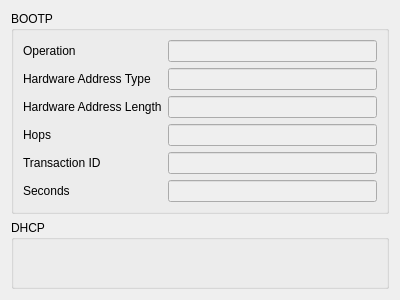
Before: the Qt Designer form form_dhcp_structure.ui in justinmcbride/qt_dhcp_server, drawn with Qt 5.
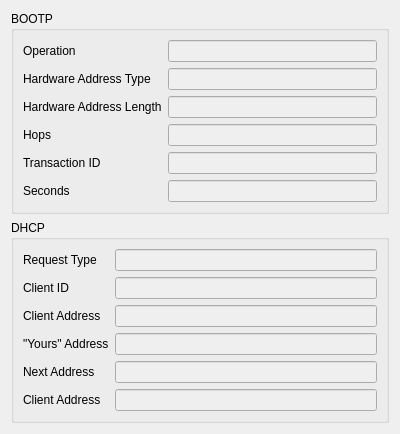
After: the same form once the commit is applied.

Commit message: more work on displaying dialogs with dhcp info

```diff
--- a/form_dhcp_structure.ui
+++ b/form_dhcp_structure.ui
@@ -130,6 +130,114 @@
      <property name="title">
       <string>DHCP</string>
      </property>
+     <layout class="QVBoxLayout" name="verticalLayout_2">
+      <item>
+       <layout class="QFormLayout" name="fl_dhcp">
+        <item row="0" column="0">
+         <widget class="QLabel" name="label_request_type">
+          <property name="text">
+           <string>Request Type</string>
+          </property>
+         </widget>
+        </item>
+        <item row="0" column="1">
+         <widget class="QLineEdit" name="le_request_type">
+          <property name="enabled">
+           <bool>false</bool>
+          </property>
+          <property name="readOnly">
+           <bool>false</bool>
+          </property>
+         </widget>
+        </item>
+        <item row="1" column="0">
+         <widget class="QLabel" name="label_client_id">
+          <property name="text">
+           <string>Client ID</string>
+          </property>
+         </widget>
+        </item>
+        <item row="1" column="1">
+         <widget class="QLineEdit" name="le_client_id">
+          <property name="enabled">
+           <bool>false</bool>
+          </property>
+          <property name="readOnly">
+           <bool>false</bool>
+          </property>
+         </widget>
+        </item>
+        <item row="2" column="0">
+         <widget class="QLabel" name="label_address_client">
+          <property name="text">
+           <string>Client Address</string>
+          </property>
+         </widget>
+        </item>
+        <item row="2" column="1">
+         <widget class="QLineEdit" name="le_address_client">
+          <property name="enabled">
+           <bool>false</bool>
+          </property>
+          <property name="readOnly">
+           <bool>false</bool>
+          </property>
+         </widget>
+        </item>
+        <item row="3" column="0">
+         <widget class="QLabel" name="label_address_yours">
+          <property name="text">
+           <string>"Yours" Address</string>
+          </property>
+         </widget>
+        </item>
+        <item row="3" column="1">
+         <widget class="QLineEdit" name="le_address_yours">
+          <property name="enabled">
+           <bool>false</bool>
+          </property>
+          <property name="readOnly">
+           <bool>false</bool>
+          </property>
+         </widget>
+        </item>
+        <item row="4" column="0">
+         <widget class="QLabel" name="label_address_next">
+          <property name="text">
+           <string>Next Address</string>
+          </property>
+         </widget>
+        </item>
+        <item row="4" column="1">
+         <widget class="QLineEdit" name="le_address_next">
+          <property name="enabled">
+           <bool>false</bool>
+          </property>
+          <property name="readOnly">
+           <bool>false</bool>
+          </property>
+         </widget>
+        </item>
+        <item row="5" column="0">
+         <widget class="QLabel" name="label_address_relay">
+          <property name="text">
+           <string>Client Address</string>
+          </property>
+         </widget>
+        </item>
+        <item row="5" column="1">
+         <widget class="QLineEdit" name="le_address_relay">
+          <property name="enabled">
+           <bool>false</bool>
+          </property>
+          <property name="readOnly">
+           <bool>false</bool>
+          </property>
+         </widget>
+        </item>
+       </layout>
+      </item>
+     </layout>
     </widget>
    </item>
   </layout>
```
The commit also changes 10 other files.
